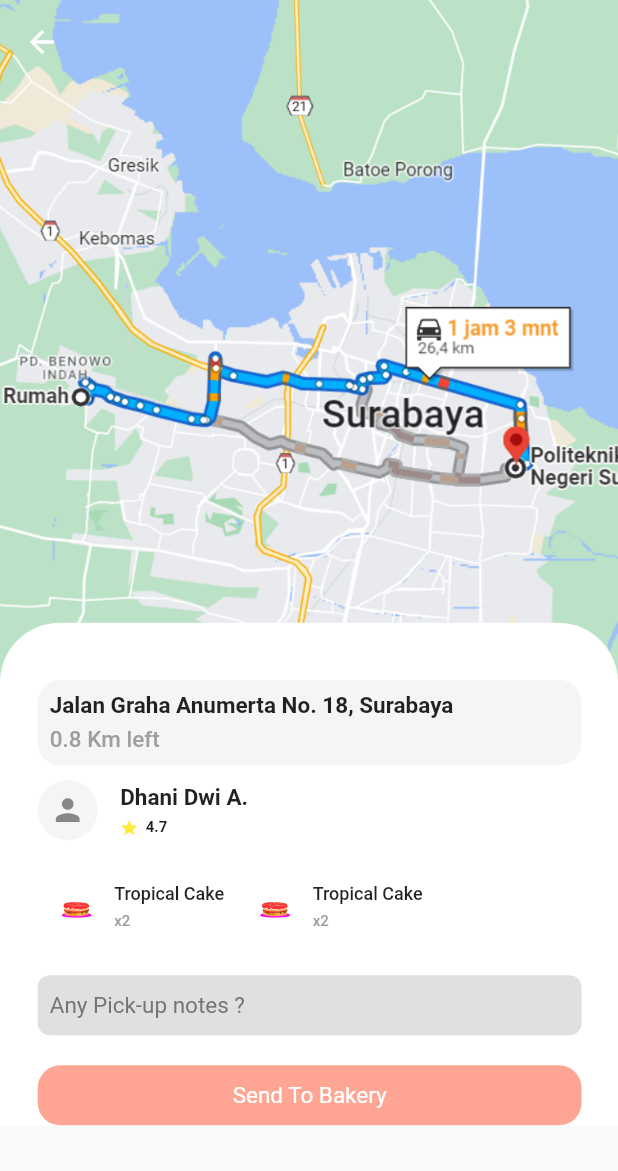
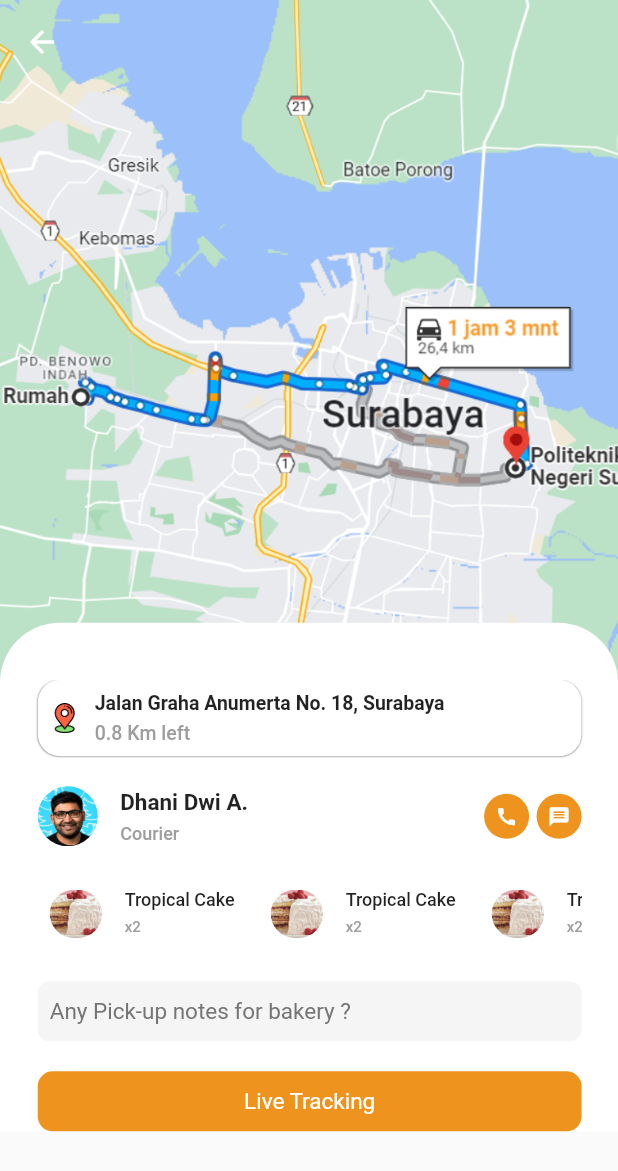
Before and after one commit to yowanmada123/FinalProjectMSIB, a Flutter app: the RoutePage screen opened directly, on a phone screen of 412 x 824 dp. Shown: the top 1171 px of the screen. Run offline on Flutter 3.47's test engine with Material 2 defaults, Android fonts, the phone set to English and light mode, and no system bars; our stand-ins replace flutter_svg, get, mask_text_input_formatter, readmore, shared_preferences, smooth_page_indicator and 1 more; accounts and stored records are empty.

Commit message:
add map and live tracking page

```diff
--- a/lib/page/cart/route_page.dart
+++ b/lib/page/cart/route_page.dart
@@ -1,10 +1,7 @@
 import 'package:flutter/material.dart';
 import 'package:flutter_svg/flutter_svg.dart';
 import 'package:get/get.dart';
-import 'package:resto_mobile/widget/big_banner.dart';
-import 'package:resto_mobile/widget/line.dart';
-import 'package:resto_mobile/widget/scrool_view.dart';
-import 'package:resto_mobile/widget/top_button.dart';
+import 'package:resto_mobile/utils/color.dart';
 
 class RoutePage extends StatelessWidget {
   const RoutePage({Key? key}) : super(key: key);
@@ -19,8 +16,8 @@ class RoutePage extends StatelessWidget {
           SliverAppBar(
             // automaticallyImplyLeading: false,
             bottom: PreferredSize(
+              preferredSize: const Size(0, 50),
               child: Container(),
-              preferredSize: Size(0, 50),
             ),
             // pinned: false,
             expandedHeight: Get.height * 0.55,
@@ -61,7 +58,7 @@ class RoutePage extends StatelessWidget {
           ),
           SliverFixedExtentList(
             itemExtent:
-            300,
+            350,
             // Get.height,
             delegate: SliverChildListDelegate(
                 [
@@ -100,24 +97,35 @@ class RoutePage extends StatelessWidget {
                               padding: const EdgeInsets.symmetric(horizontal: 8.0, vertical: 8.0),
                               decoration: BoxDecoration(
                                 borderRadius: BorderRadius.circular(15),
-                                color: Colors.grey[100]
+                                color: Colors.white,
+                                boxShadow: const [
+                                  BoxShadow(
+                                    color: Colors.grey,
+                                    offset: Offset(0.0, 0.2), //(x,y)
+                                    blurRadius: 0.1,
+                                  ),
+                                ],
                               ),
                               child: Row(
                                 children: [
+                                  Image.asset("assets/images/ic_location.png", width: 20, height: 20,),
+                                  const SizedBox(
+                                    width: 10,
+                                  ),
                                   Column(
                                       mainAxisAlignment: MainAxisAlignment.start,
                                       crossAxisAlignment: CrossAxisAlignment.start,
                                       children: const[
                                          Text(
                                           "Jalan Graha Anumerta No. 18, Surabaya",
-                                          style:  TextStyle(fontSize: 15, fontWeight: FontWeight.w700, color: Colors.black87),
+                                          style:  TextStyle(fontSize: 13, fontWeight: FontWeight.w700, color: Colors.black87),
                                         ),
                                         SizedBox(
                                               height: 5,
                                         ),
                                         Text(
                                           "0.8 Km left",
-                                          style:  TextStyle(fontSize: 15, fontWeight: FontWeight.w500, color: Colors.grey),
+                                          style:  TextStyle(fontSize: 13, fontWeight: FontWeight.w500, color: Colors.grey),
                                         ),
                                       ],
                                     )
@@ -125,16 +133,23 @@ class RoutePage extends StatelessWidget {
                               ),
                             ),
                             const SizedBox(
-                                  height: 10,
+                                  height: 20,
                             ),
                             Row(
-                              // mainAxisAlignment: MainAxisAlignment.spaceBetween,
+                              mainAxisAlignment: MainAxisAlignment.spaceBetween,
                               children: [
                                 Row(
                                   children: [
-                                    CircleAvatar(
-                                      backgroundColor: Colors.grey[100],
-                                      child: const Icon(Icons.person, color: Colors.black45,)
+                                    Row(
+                                      children: [
+                                        ClipRRect(
+                                        borderRadius: BorderRadius.circular(100),
+                                        child: Image.asset(
+                                          "assets/images/people.png",
+                                          width: 40,
+                                          height: 40,
+                                          fit: BoxFit.cover,
+                                        ),
                                       ),
                                       const SizedBox(
                                         width: 15,
@@ -142,31 +157,17 @@ class RoutePage extends StatelessWidget {
                                       Column(
                                         mainAxisAlignment: MainAxisAlignment.start,
                                         crossAxisAlignment: CrossAxisAlignment.start,
-                                      children: [
-                                        const Text(
+                                        children: const[
+                                          Text(
                                             "Dhani Dwi A.",
                                             style:  TextStyle(fontSize: 15, fontWeight: FontWeight.w700, color: Colors.black87),
                                           ),
-                                        const SizedBox(
+                                          SizedBox(
                                                 height: 5,
                                           ),
-                                        Row(
-                                          mainAxisAlignment: MainAxisAlignment.start,
-                                          crossAxisAlignment: CrossAxisAlignment.start,
-                                          children: const[
-                                            Icon(
-                                              Icons.star,
-                                              size: 12,
-                                              color: Colors.yellow,
-                                            ),
-                                            SizedBox(
-                                              width: 5,
-                                            ),
                                           Text(
-                                              "4.7",
-                                              style:  TextStyle(fontSize: 10, fontWeight: FontWeight.w700, color: Colors.black87),
-                                            ),
-                                          ],
+                                            "Courier",
+                                            style:  TextStyle(fontSize: 12, fontWeight: FontWeight.w500, color: Colors.grey),
                                           ),
                                         ],
                                       )
@@ -174,15 +175,55 @@ class RoutePage extends StatelessWidget {
                                     ),
                                   ],
                                 ),
+                                Row(
+                                  // ignore: prefer_const_literals_to_create_immutables
+                                  children: [
+                                    CircleAvatar(
+                                      minRadius: 15,
+                                      backgroundColor: primaryColor,
+                                      child: const Icon(
+                                        Icons.call,
+                                        color: Colors.white,
+                                        size: 15,
+                                      ),
+                                    ),
+                                    const SizedBox(
+                                      width: 5,
+                                    ),
+                                    CircleAvatar(
+                                      minRadius: 15,
+                                      backgroundColor: primaryColor,
+                                      child: const Icon(
+                                        Icons.message,
+                                        color: Colors.white,
+                                        size: 15,
+                                      ),
+                                    ),
+                                  ],
+                                )
+                              ],
+                            ),
                             const SizedBox(
                               height: 20,
                             ),
-                            Row(
+                            Container(
+                              height: 50,
+                              width: Get.width,
+                              child: ListView(
+                                scrollDirection: Axis.horizontal,
                                 children: [
+                                  BuildListfood(),
+                                  BuildListfood(),
                                   BuildListfood(),
                                   BuildListfood(),
                                 ],
                               ),
+                            ),
+                            // Row(
+                            //   children: [
+
+                            //   ],
+                            // ),
                             const SizedBox(
                               height: 20,
                             ),
@@ -190,7 +231,7 @@ class RoutePage extends StatelessWidget {
                               width: Get.width,
                               height: 40,
                               decoration: BoxDecoration(
-                                color: Colors.grey[300],
+                                color: Colors.grey[100],
                                 borderRadius: BorderRadius.circular(8)),
                               child:
                               Row(
@@ -199,7 +240,7 @@ class RoutePage extends StatelessWidget {
                                   Padding(
                                     padding: const EdgeInsets.only(left: 8.0),
                                     child: Text(
-                                      "Any Pick-up notes ?",
+                                      "Any Pick-up notes for bakery ?",
                                       style:  TextStyle(fontSize: 15, fontWeight: FontWeight.w400, color: Colors.grey[600]),
                                     ),
                                   ),
@@ -212,9 +253,9 @@ class RoutePage extends StatelessWidget {
                             Container(
                               height: 40,
                               decoration: BoxDecoration(
-                                color: Color(0xffFFA593),
-                                borderRadius: BorderRadius.circular(15)),
-                              child: Center(child: Text("Send To Bakery",  style:  TextStyle(fontSize: 15, fontWeight: FontWeight.w400, color: Colors.white),
+                                color: primaryColor,
+                                borderRadius: BorderRadius.circular(10)),
+                              child: const Center(child: Text("Live Tracking",  style:  TextStyle(fontSize: 15, fontWeight: FontWeight.w400, color: Colors.white),
                                     )),
                             )
                             // SizedBox(
@@ -260,9 +301,10 @@ class RoutePage extends StatelessWidget {
     );
   }
 
+  // ignore: non_constant_identifier_names
   Padding BuildListfood() {
     return Padding(
-                            padding: const EdgeInsets.only(left: 8.0),
+      padding: const EdgeInsets.only(right: 8.0),
       child: Row(
         children: [
           Container(
@@ -282,7 +324,16 @@ class RoutePage extends StatelessWidget {
                   mainAxisAlignment: MainAxisAlignment.center,
                   crossAxisAlignment: CrossAxisAlignment.center,
                   children: [
-                                          SvgPicture.asset("assets/images/cake_bithday.svg", height: 20, width: 20,),
+                    ClipRRect(
+                      borderRadius: BorderRadius.circular(100),
+                      child: Image.asset(
+                        "assets/images/morefood3.jpg",
+                        width: 35,
+                        height: 50,
+                        fit: BoxFit.cover,
+                      ),
+                    ),
+                    // SvgPicture.asset("assets/images/cake_bithday.svg", height: 20, width: 20,),
                     const SizedBox(
                       width: 15,
                     ),
```
Also changed, not shown: lib/page/cart/cart_page.dart (+93 -72 lines), lib/page/cart/map_page.dart (added, +238 -0 lines), lib/page/detailpage/detail_product_page.dart (+27 -9 lines), lib/page/profile/profile_page.dart (+8 -7 lines), assets/images/ic_direction.png (added), assets/images/ic_location.png (added). Lines whose indentation alone changed are shown as unchanged.
